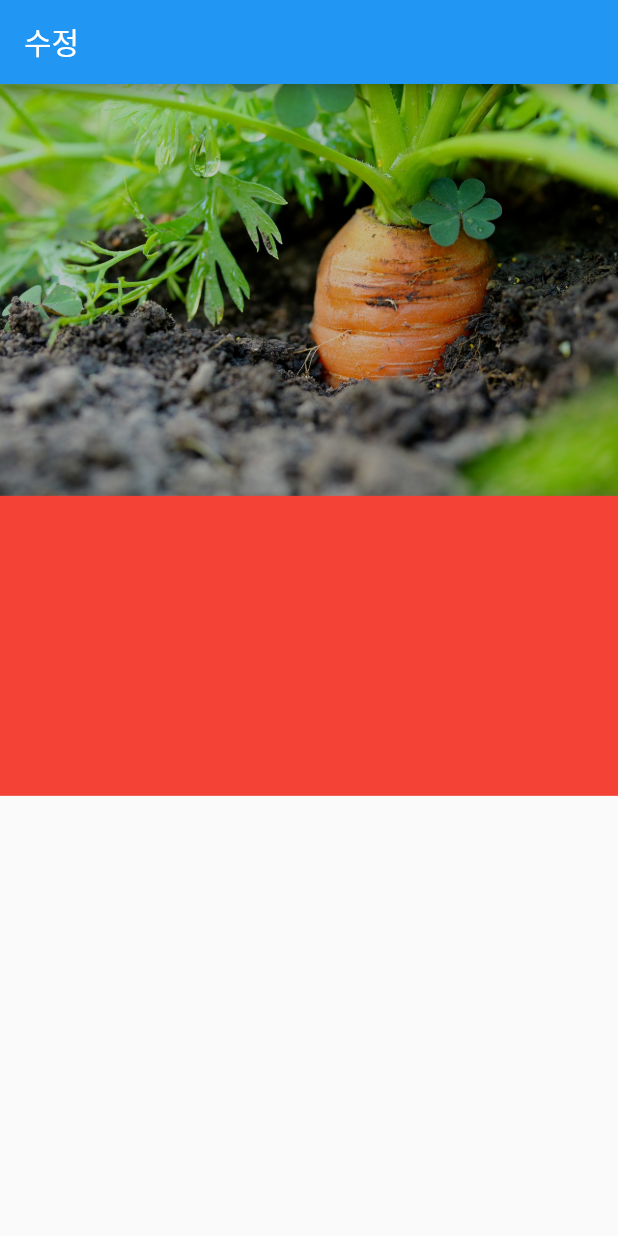
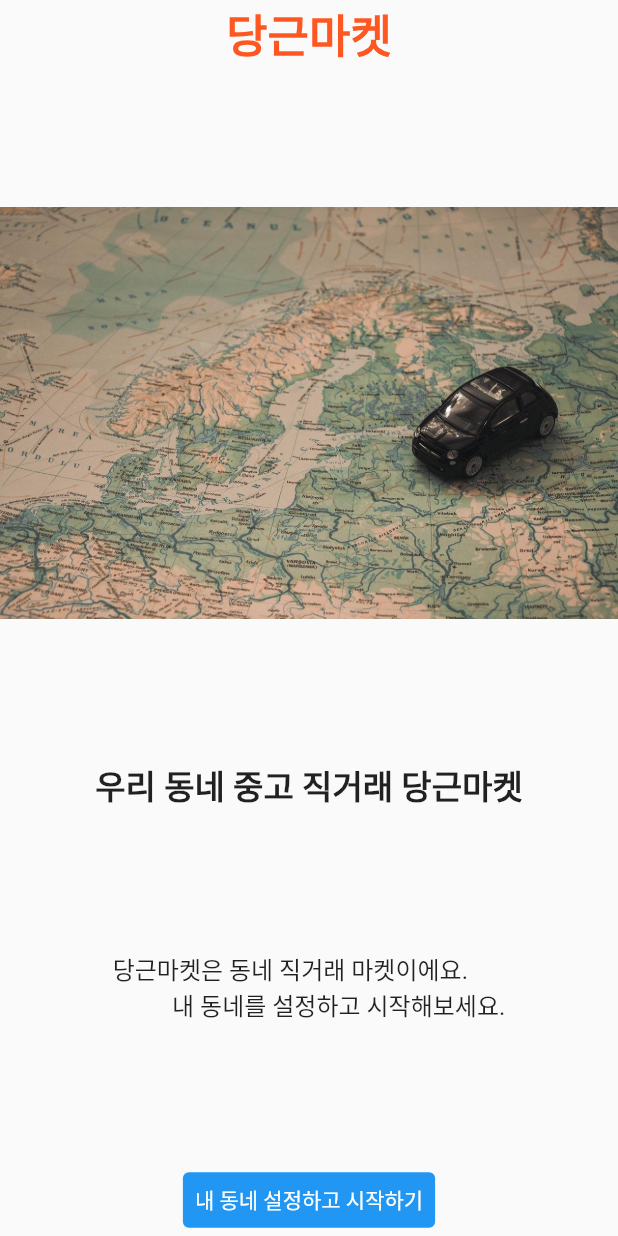
Before and after one commit to reload1bronze/carrot_market_clone, a Flutter app: the screen it shows after launch, on a phone screen of 412 x 824 dp. Run offline on Flutter 3.47's test engine with Material 2 defaults, Android fonts, the phone set to English and light mode, and no system bars; drawn by our look-alikes of extended_image; our stand-ins replace beamer, logger.

Commit message:
feat: layout IntroScreen
-

```diff
--- a/lib/main.dart
+++ b/lib/main.dart
@@ -4,6 +4,7 @@
 
 import 'screens/auth_screen.dart';
 import 'screens/home_screen.dart';
+import 'screens/intro_screen.dart';
 import 'screens/splash_screen.dart';
 import 'utils/logger.dart';
 
@@ -49,7 +50,7 @@
   @override
   Widget build(BuildContext context) {
     return MaterialApp(
-      initialRoute: '/',
+      initialRoute: '/signin',
       routes: {
         '/': (context) => const HomeScreen(),
         '/signin': (context) => const AuthScreen(),
--- a/lib/screens/auth_screen.dart
+++ b/lib/screens/auth_screen.dart
@@ -1,4 +1,6 @@
 import 'package:flutter/material.dart';
+
+import 'intro_screen.dart';
 
 class AuthScreen extends StatelessWidget {
   const AuthScreen({Key? key}) : super(key: key);
@@ -6,8 +8,16 @@
   @override
   Widget build(BuildContext context) {
     return Scaffold(
-      body: Center(
-        child: Text('Auth Screen!!'),
+      body: PageView(
+        children: [
+          IntroScreen(),
+          Container(
+            color: Colors.accents[2],
+          ),
+          Container(
+            color: Colors.accents[4],
+          ),
+        ],
       ),
     );
   }
--- /dev/null
+++ b/lib/screens/intro_screen.dart
@@ -0,0 +1,54 @@
+import 'package:extended_image/extended_image.dart';
+import 'package:flutter/material.dart';
+
+import '../utils/logger.dart';
+
+class IntroScreen extends StatelessWidget {
+  const IntroScreen({Key? key}) : super(key: key);
+
+  @override
+  Widget build(BuildContext context) {
+    return SafeArea(
+      child: Column(
+        mainAxisAlignment: MainAxisAlignment.spaceBetween,
+        children: [
+          Text(
+            '당근마켓',
+            style: TextStyle(
+              fontSize: 30,
+              color: Colors.deepOrange,
+              fontWeight: FontWeight.bold,
+            ),
+          ),
+          ExtendedImage.asset('assets/images/map.jpg'),
+          Text(
+            '우리 동네 중고 직거래 당근마켓',
+            style: TextStyle(
+              fontSize: 22,
+              fontWeight: FontWeight.bold,
+            ),
+          ),
+          Text(
+            '''당근마켓은 동네 직거래 마켓이에요.
+          내 동네를 설정하고 시작해보세요.''',
+            style: TextStyle(
+              fontSize: 16,
+            ),
+          ),
+          TextButton(
+            child: Text(
+              '내 동네 설정하고 시작하기',
+              style: TextStyle(color: Colors.white),
+            ),
+            onPressed: () {
+              logger.d('버튼클릭');
+            },
+            style: TextButton.styleFrom(
+              backgroundColor: Colors.blue,
+            ),
+          ),
+        ],
+      ),
+    );
+  }
+}
```
Also changed, not shown: assets/images/map.jpg (added).
